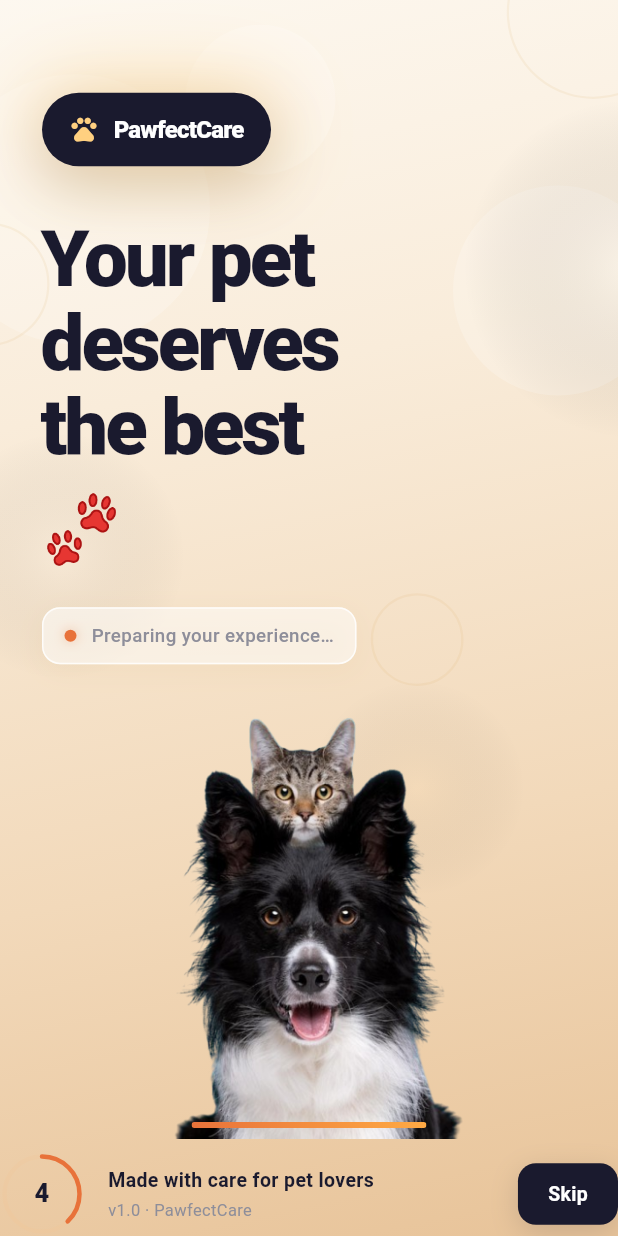
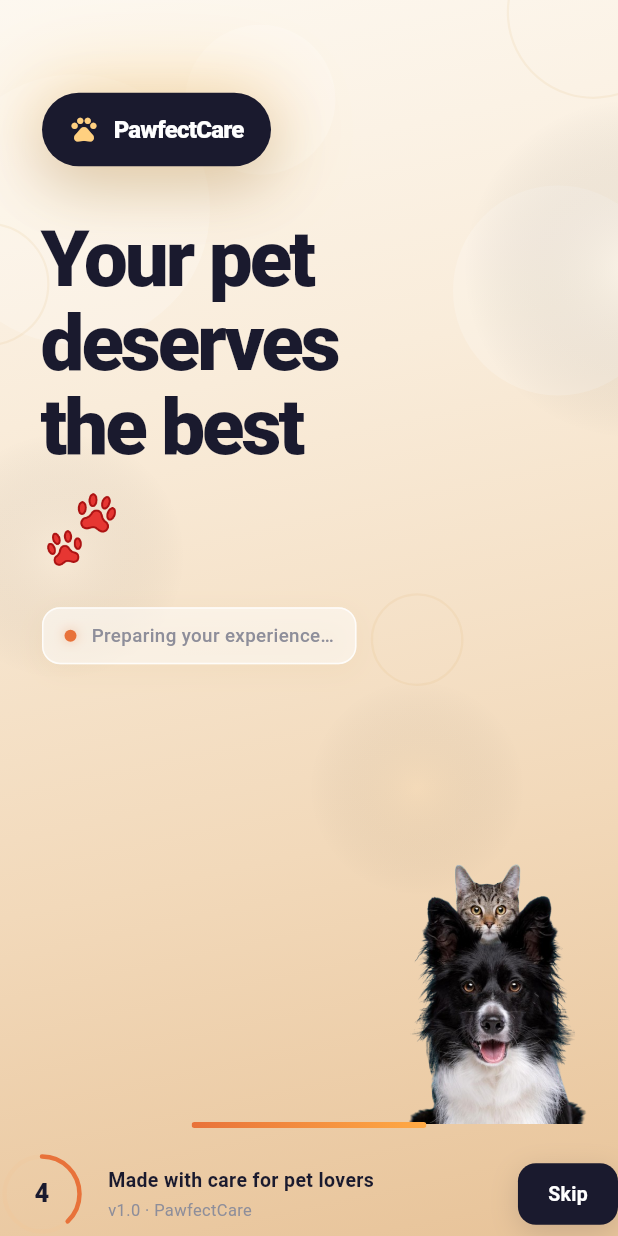
Before and after one commit to Unzela-Waseem/petcare, a Flutter app: the SplashScreen screen opened directly with empty values, on a phone screen of 412 x 824 dp. Run offline on Flutter 3.47's test engine with Material 3 defaults, Android fonts, the phone set to English and light mode, and no system bars; our stand-ins replace cloud_firestore, file_picker, firebase_auth, firebase_core, firebase_messaging, firebase_storage and 4 more; accounts and stored records are empty; Roboto replaces fonts that are missing (Arial).

Commit message:
fix: position splash pets clear of loading controls

```diff
--- a/lib/presentation/screens/shared/splash_screen.dart
+++ b/lib/presentation/screens/shared/splash_screen.dart
@@ -444,12 +444,12 @@ class _SplashScreenState extends State<SplashScreen>
   Widget _buildPetHero(double width) {
     final mobile = width < 600;
     final heroWidth = mobile
-        ? width * 0.60
+        ? width * 0.37
         : (width * 0.32).clamp(320.0, 430.0).toDouble();
 
     return Positioned(
-      right: mobile ? width * 0.20 : width * 0.08,
-      bottom: mobile ? 68 : 48,
+      right: mobile ? 8 : width * 0.08,
+      bottom: mobile ? 78 : 48,
       width: heroWidth,
       child: AnimatedBuilder(
         animation: Listenable.merge([_seq, _glowPulse]),
```
